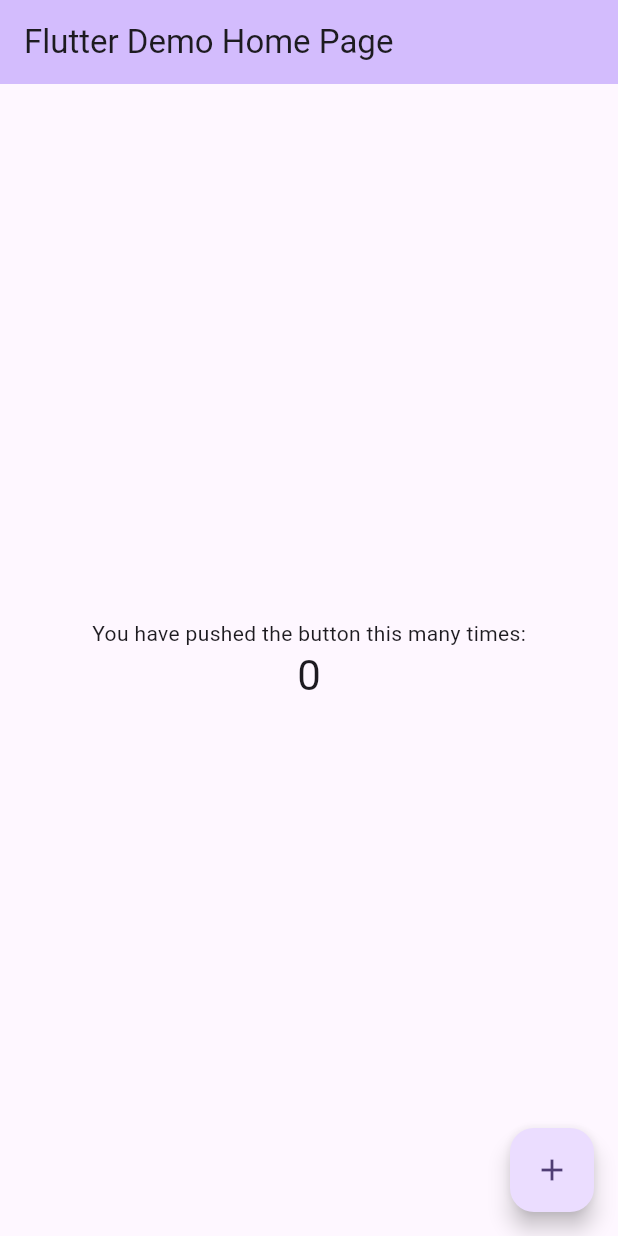
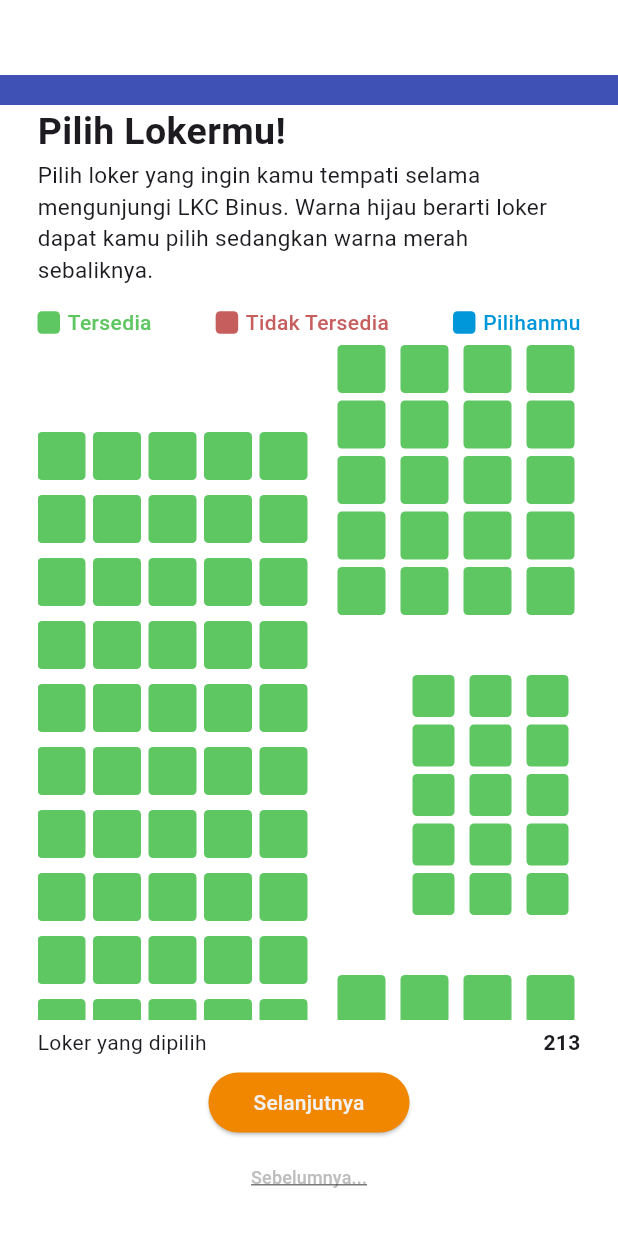
Before and after one commit to gnlehc/Libeery-App, a Flutter app: the screen it shows after launch, on a phone screen of 412 x 824 dp. Run offline on Flutter 3.47's test engine with Material 3 defaults, Android fonts, the light colour scheme and no system bars.

Commit message:
feat: booking page tab 3

```diff
--- /dev/null
+++ b/libeery/lib/booking/BookingPage3.dart
@@ -0,0 +1,265 @@
+import 'package:flutter/material.dart';
+import 'package:flutter/widgets.dart';
+
+void main(){
+  BookingPage3();
+}
+
+class BookingPage3 extends StatelessWidget {
+  @override
+  Widget build(BuildContext context) {
+    return Scaffold(
+      body: Column(
+        children: [
+          SizedBox(height: 50),
+          Container(
+            height: 20,
+            color: Colors.indigo,
+            padding: EdgeInsets.symmetric(horizontal: 25),
+          ),
+
+          Container(
+            height: 130,
+            padding: EdgeInsets.symmetric(horizontal: 25),
+            child: Column(
+              crossAxisAlignment: CrossAxisAlignment.start,
+              children: [
+                Text(
+                  "Pilih Lokermu!",
+                  style: TextStyle(
+                    fontSize: 25,
+                    fontWeight: FontWeight.w600,
+                  ),
+                ),
+                Text(
+                  "Pilih loker yang ingin kamu tempati selama mengunjungi LKC Binus. Warna hijau berarti loker dapat kamu pilih sedangkan warna merah sebaliknya.",
+                  style: TextStyle(
+                    fontSize: 15,
+                  ),
+                ),
+              ],
+            ),
+          ),
+
+          Container(
+            height: 30,
+            padding: EdgeInsets.symmetric(horizontal: 25),
+            child: Row(
+              mainAxisAlignment: MainAxisAlignment.spaceBetween,
+              children: [
+                AvailabilityInfo(
+                  information: "Tersedia",
+                  colorInfo: Color(0xff5EC762),
+                ),
+                AvailabilityInfo(
+                  information: "Tidak Tersedia",
+                  colorInfo: Color(0xffC75E5E),
+                ),
+                AvailabilityInfo(
+                  information: "Pilihanmu",
+                  colorInfo: Color(0xff0097DA),
+                ),
+              ],
+            ),
+          ),
+
+          Container(
+            height: 450,
+            padding: EdgeInsets.symmetric(horizontal: 25),
+            child: SingleChildScrollView(
+              scrollDirection: Axis.vertical,
+              child: Row(
+                children: [
+                  Container(
+                    width: 180,
+                    child: GridView.count(
+                      padding: EdgeInsets.only(top: 10),
+                      mainAxisSpacing: 10,
+                      crossAxisSpacing: 5,
+                      crossAxisCount: 5,
+                      shrinkWrap: true,
+                      physics: NeverScrollableScrollPhysics(),
+                      children: List.generate(
+                        12 * 5,
+                        (index) => Container(
+                          width: 20,
+                          height: 20,
+                          decoration: BoxDecoration(
+                            color: Color(0xff5EC762),
+                            borderRadius: BorderRadius.circular(3),
+                          ),
+                        ),
+                      ),
+                    ),
+                  ),
+                  Expanded(
+                    child: SingleChildScrollView(
+                      scrollDirection: Axis.horizontal,
+                      child: Column(
+                        children: [
+                          Container(
+                            height: 180, // Fixed height for the SingleChildScrollView
+                            padding: EdgeInsets.only(left: 20),
+                            child: GridView.count(
+                              mainAxisSpacing: 10,
+                              crossAxisSpacing: 5,
+                              crossAxisCount: 5,
+                              shrinkWrap: true,
+                              scrollDirection: Axis.horizontal,
+                              children: List.generate(
+                                15 * 5,
+                                (index) => Container(
+                                  width: 20,
+                                  height: 20,
+                                  decoration: BoxDecoration(
+                                    color: Color(0xff5EC762),
+                                    borderRadius: BorderRadius.circular(3),
+                                  ),
+                                ),
+                              ),
+                            ),
+                          ),
+                          Container(
+                            height: 200, // Fixed height for the SingleChildScrollView
+                            padding: EdgeInsets.only(top: 40, left: 60),
+                            child: GridView.count(
+                              mainAxisSpacing: 10,
+                              crossAxisSpacing: 5,
+                              crossAxisCount: 5,
+                              shrinkWrap: true,
+                              scrollDirection: Axis.horizontal,
+                              children: List.generate(
+                                15 * 5,
+                                (index) => Container(
+                                  width: 20,
+                                  height: 20,
+                                  decoration: BoxDecoration(
+                                    color: Color(0xff5EC762),
+                                    borderRadius: BorderRadius.circular(3),
+                                  ),
+                                ),
+                              ),
+                            ),
+                          ),
+                          Container(
+                            height: 220, // Fixed height for the SingleChildScrollView
+                            padding: EdgeInsets.only(top: 40, left: 20),
+                            child: GridView.count(
+                              mainAxisSpacing: 10,
+                              crossAxisSpacing: 5,
+                              crossAxisCount: 5,
+                              shrinkWrap: true,
+                              scrollDirection: Axis.horizontal,
+                              children: List.generate(
+                                15 * 5,
+                                (index) => Container(
+                                  width: 20,
+                                  height: 20,
+                                  decoration: BoxDecoration(
+                                    color: Color(0xff5EC762),
+                                    borderRadius: BorderRadius.circular(3),
+                                  ),
+                                ),
+                              ),
+                            ),
+                          ),
+                        ],
+                      ),
+                    ),
+                  ),
+                ],
+              ),
+            ),
+          ),
+
+          Container(
+            height: 30,
+            padding: EdgeInsets.symmetric(horizontal: 25),
+            child: Row(
+              mainAxisAlignment: MainAxisAlignment.spaceBetween,
+              children:[
+                Text("Loker yang dipilih"),
+                Text(
+                  "213",
+                  style: TextStyle(
+                    fontWeight: FontWeight.w700
+                  ),
+                )
+              ]
+            )
+          ),
+
+          Container(
+            height: 100,
+            padding: EdgeInsets.symmetric(horizontal: 25),
+            child: Column(
+              mainAxisAlignment: MainAxisAlignment.spaceAround,
+              children: [
+                ElevatedButton(
+                  onPressed: (){},
+                  style: ElevatedButton.styleFrom(
+                    backgroundColor: Color(0xffF18700),
+                    fixedSize: Size(134, 20),
+                  ),
+                  child: Text(
+                    "Selanjutnya",
+                    style: TextStyle(
+                      color: Color(0xffF1F1F1)
+                    )
+                  )
+                ),
+                TextButton(
+                  onPressed: (){},
+                  child: Text(
+                    "Sebelumnya...",
+                    style: TextStyle(
+                      fontSize: 12,
+                      color: Colors.grey[400],
+                      decoration: TextDecoration.underline
+                    )
+                  )
+                )
+              ]
+            )
+          ),
+        ],
+      ),
+    );
+  }
+}
+
+class AvailabilityInfo extends StatelessWidget {
+  AvailabilityInfo({
+    super.key,
+    required this.information,
+    required this.colorInfo,
+  });
+
+  final Color colorInfo;
+  final String information;
+
+  @override
+  Widget build(BuildContext context) {
+    return Row(
+      children: [
+        Container(
+          width: 15,
+          height: 15,
+          decoration: BoxDecoration(
+            color: colorInfo,
+            borderRadius: BorderRadius.circular(3),
+          ),
+        ),
+        SizedBox(width: 5),
+        Text(
+          information,
+          style: TextStyle(
+            fontSize: 14,
+            fontWeight: FontWeight.w500,
+            color: colorInfo,
+          ),
+        ),
+      ],
+    );
+  }
+}
--- a/libeery/lib/main.dart
+++ b/libeery/lib/main.dart
@@ -1,4 +1,5 @@
 import 'package:flutter/material.dart';
+import 'package:libeery/booking/BookingPage3.dart';
 
 void main() {
   runApp(const MyApp());
@@ -7,119 +8,14 @@
 class MyApp extends StatelessWidget {
   const MyApp({super.key});
 
-  // This widget is the root of your application.
   @override
-  Widget build(BuildContext context) {
+  Widget build(BuildContext Context){
     return MaterialApp(
-      title: 'Flutter Demo',
+      debugShowCheckedModeBanner: false,
       theme: ThemeData(
-        // This is the theme of your application.
-        //
-        // TRY THIS: Try running your application with "flutter run". You'll see
-        // the application has a purple toolbar. Then, without quitting the app,
-        // try changing the seedColor in the colorScheme below to Colors.green
-        // and then invoke "hot reload" (save your changes or press the "hot
-        // reload" button in a Flutter-supported IDE, or press "r" if you used
-        // the command line to start the app).
-        //
-        // Notice that the counter didn't reset back to zero; the application
-        // state is not lost during the reload. To reset the state, use hot
-        // restart instead.
-        //
-        // This works for code too, not just values: Most code changes can be
-        // tested with just a hot reload.
-        colorScheme: ColorScheme.fromSeed(seedColor: Colors.deepPurple),
-        useMaterial3: true,
+        scaffoldBackgroundColor: Colors.white,
       ),
-      home: const MyHomePage(title: 'Flutter Demo Home Page'),
+      home: BookingPage3(),
     );
   }
 }
-
-class MyHomePage extends StatefulWidget {
-  const MyHomePage({super.key, required this.title});
-
-  // This widget is the home page of your application. It is stateful, meaning
-  // that it has a State object (defined below) that contains fields that affect
-  // how it looks.
-
-  // This class is the configuration for the state. It holds the values (in this
-  // case the title) provided by the parent (in this case the App widget) and
-  // used by the build method of the State. Fields in a Widget subclass are
-  // always marked "final".
-
-  final String title;
-
-  @override
-  State<MyHomePage> createState() => _MyHomePageState();
-}
-
-class _MyHomePageState extends State<MyHomePage> {
-  int _counter = 0;
-
-  void _incrementCounter() {
-    setState(() {
-      // This call to setState tells the Flutter framework that something has
-      // changed in this State, which causes it to rerun the build method below
-      // so that the display can reflect the updated values. If we changed
-      // _counter without calling setState(), then the build method would not be
-      // called again, and so nothing would appear to happen.
-      _counter++;
-    });
-  }
-
-  @override
-  Widget build(BuildContext context) {
-    // This method is rerun every time setState is called, for instance as done
-    // by the _incrementCounter method above.
-    //
-    // The Flutter framework has been optimized to make rerunning build methods
-    // fast, so that you can just rebuild anything that needs updating rather
-    // than having to individually change instances of widgets.
-    return Scaffold(
-      appBar: AppBar(
-        // TRY THIS: Try changing the color here to a specific color (to
-        // Colors.amber, perhaps?) and trigger a hot reload to see the AppBar
-        // change color while the other colors stay the same.
-        backgroundColor: Theme.of(context).colorScheme.inversePrimary,
-        // Here we take the value from the MyHomePage object that was created by
-        // the App.build method, and use it to set our appbar title.
-        title: Text(widget.title),
-      ),
-      body: Center(
-        // Center is a layout widget. It takes a single child and positions it
-        // in the middle of the parent.
-        child: Column(
-          // Column is also a layout widget. It takes a list of children and
-          // arranges them vertically. By default, it sizes itself to fit its
-          // children horizontally, and tries to be as tall as its parent.
-          //
-          // Column has various properties to control how it sizes itself and
-          // how it positions its children. Here we use mainAxisAlignment to
-          // center the children vertically; the main axis here is the vertical
-          // axis because Columns are vertical (the cross axis would be
-          // horizontal).
-          //
-          // TRY THIS: Invoke "debug painting" (choose the "Toggle Debug Paint"
-          // action in the IDE, or press "p" in the console), to see the
-          // wireframe for each widget.
-          mainAxisAlignment: MainAxisAlignment.center,
-          children: <Widget>[
-            const Text(
-              'You have pushed the button this many times:',
-            ),
-            Text(
-              '$_counter',
-              style: Theme.of(context).textTheme.headlineMedium,
-            ),
-          ],
-        ),
-      ),
-      floatingActionButton: FloatingActionButton(
-        onPressed: _incrementCounter,
-        tooltip: 'Increment',
-        child: const Icon(Icons.add),
-      ), // This trailing comma makes auto-formatting nicer for build methods.
-    );
-  }
-}
```
Also changed, not shown: 4 other files.
